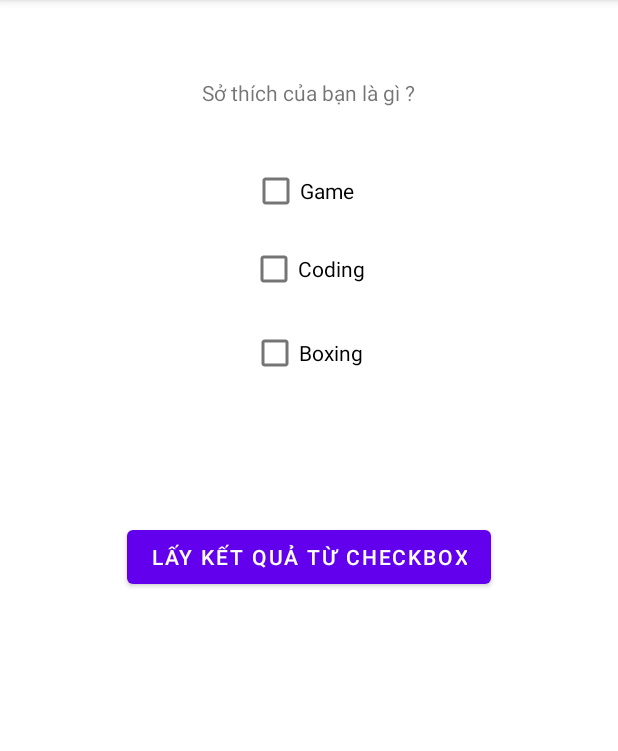
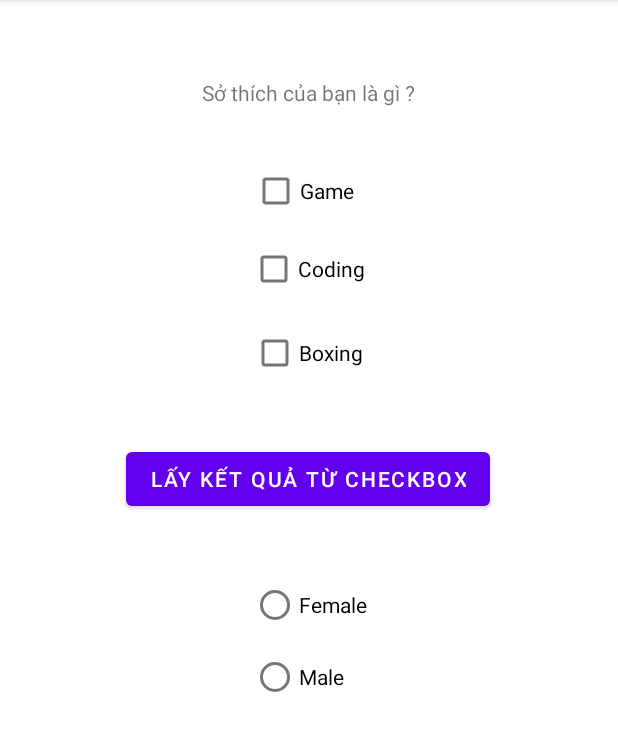
Before and after one commit to lrandom/BKD0708K11-android, an Android app: the screen it shows after launch (Session9), on a phone screen of 412 x 824 dp, the part 84-835 px from its top. Run offline under Robolectric (Android 15) with nearby library versions, the phone set to English and light mode, and no system bars.

Commit message:
demo radio button

```diff
--- a/app/src/main/java/com/example/bkd0708k11/Session9.java
+++ b/app/src/main/java/com/example/bkd0708k11/Session9.java
@@ -5,11 +5,13 @@ import androidx.appcompat.app.AppCompatActivity;
 import android.os.Bundle;
 import android.view.View;
 import android.widget.CheckBox;
+import android.widget.RadioButton;
 
 import java.util.ArrayList;
 
 public class Session9 extends AppCompatActivity {
     ArrayList<String> checkedHobbies = new ArrayList<>();
+    String checkedGender = "";
 
     @Override
     protected void onCreate(Bundle savedInstanceState) {
@@ -25,7 +27,7 @@ public class Session9 extends AppCompatActivity {
                 //xử lý trong trưường hợp check/uncheck game
                 if (isChecked) {
                     checkedHobbies.add("game");
-                }else{
+                } else {
                     checkedHobbies.remove("game");
                 }
                 break;
@@ -34,7 +36,7 @@ public class Session9 extends AppCompatActivity {
                 //xử lý trong trường hợp check/uncheck coding
                 if (isChecked) {
                     checkedHobbies.add("coding");
-                }else{
+                } else {
                     checkedHobbies.remove("coding");
                 }
                 break;
@@ -43,16 +45,28 @@ public class Session9 extends AppCompatActivity {
                 //xử lý trong trường hợp check/uncheck boxing
                 if (isChecked) {
                     checkedHobbies.add("boxing");
-                }else{
+                } else {
                     checkedHobbies.remove("boxing");
                 }
                 break;
         }
     }
 
+    public void onCheckGenderHandler(View view) {
+        boolean isChecked = ((RadioButton) view).isChecked();
+        if (view.getId() == R.id.rdoFemale && isChecked) {
+            checkedGender = "female";
+        } else if (view.getId() == R.id.rdoMale && isChecked) {
+            checkedGender = "male";
+        }
+    }
+
     public void getCheckedResult(View v) {
-        for (int i = 0; i < checkedHobbies.size() ; i++) {
+        for (int i = 0; i < checkedHobbies.size(); i++) {
             System.out.println(checkedHobbies.get(i));
         }
+
+        System.out.println("Bạn đã chọn giới tính là ");
+        System.out.println(checkedGender);
     }
 }
--- a/app/src/main/res/layout/activity_session9.xml
+++ b/app/src/main/res/layout/activity_session9.xml
@@ -57,10 +57,36 @@
         android:id="@+id/button"
         android:layout_width="wrap_content"
         android:layout_height="wrap_content"
-        android:layout_marginTop="88dp"
+        android:layout_marginTop="36dp"
         android:onClick="getCheckedResult"
         android:text="Lấy kết quả từ checkbox"
         app:layout_constraintEnd_toEndOf="parent"
+        app:layout_constraintHorizontal_bias="0.497"
         app:layout_constraintStart_toStartOf="parent"
         app:layout_constraintTop_toBottomOf="@+id/cboBoxing" />
+
+
+    <RadioGroup
+        android:layout_width="155dp"
+        android:layout_height="209dp"
+        android:layout_marginTop="36dp"
+        app:layout_constraintEnd_toEndOf="parent"
+        app:layout_constraintHorizontal_bias="0.652"
+        app:layout_constraintStart_toStartOf="parent"
+        app:layout_constraintTop_toBottomOf="@+id/button">
+
+        <RadioButton
+            android:id="@+id/rdoFemale"
+            android:layout_width="wrap_content"
+            android:layout_height="wrap_content"
+            android:onClick="onCheckGenderHandler"
+            android:text="Female" />
+
+        <RadioButton
+            android:id="@+id/rdoMale"
+            android:layout_width="wrap_content"
+            android:layout_height="wrap_content"
+            android:onClick="onCheckGenderHandler"
+            android:text="Male" />
+    </RadioGroup>
 </androidx.constraintlayout.widget.ConstraintLayout>
```
